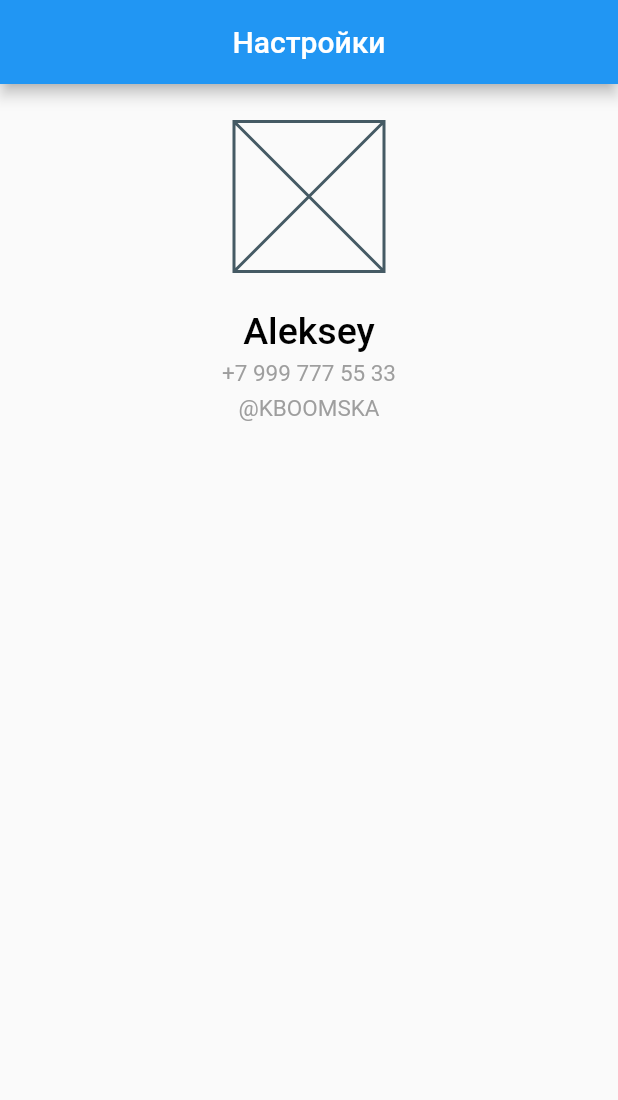
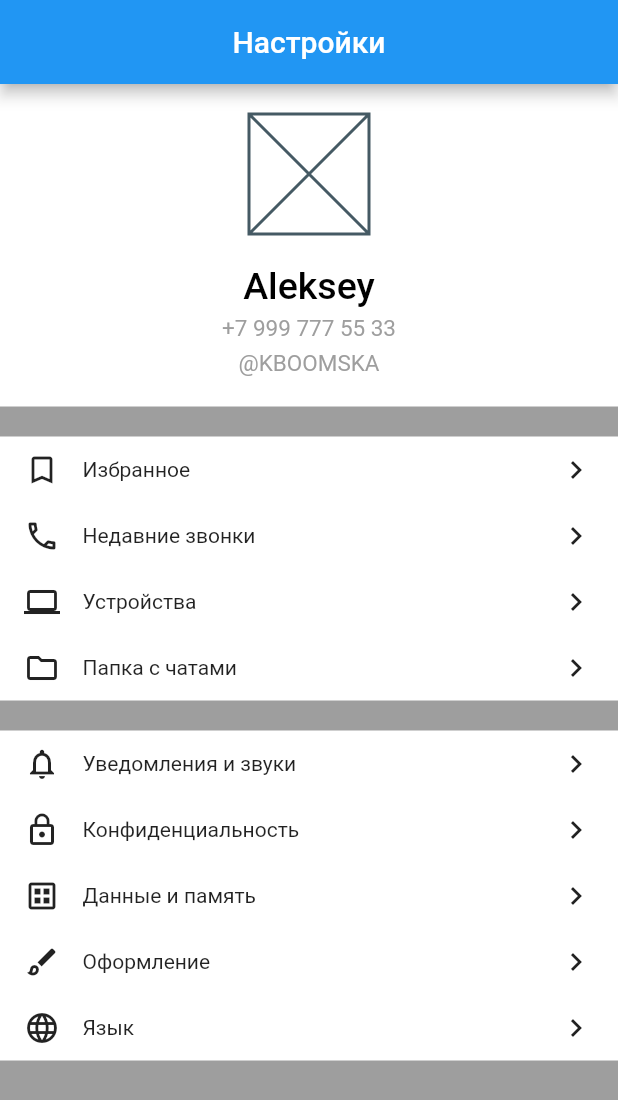
Before and after one commit to kboomska/flutter-basics, a Flutter app: the screen it shows after launch, on a phone screen of 412 x 824 dp. Shown: the top 1100 px of the screen. Run offline on Flutter 3.47's test engine with Material 2 defaults, Android fonts, the phone set to English and light mode, and no system bars.

Commit message:
Lesson 21: Basic Layout. Row, Expanded, Icon

```diff
--- a/lesson_1_first_app/lib/widgets/user_profile.dart
+++ b/lesson_1_first_app/lib/widgets/user_profile.dart
@@ -1,11 +1,27 @@
 import 'package:flutter/material.dart';
 
 class UserProfile extends StatelessWidget {
-  const UserProfile({super.key});
+  static const List<MenuRowData> firstMenuRow = [
+    MenuRowData(Icons.bookmark_outline, 'Избранное'),
+    MenuRowData(Icons.call_outlined, 'Недавние звонки'),
+    MenuRowData(Icons.computer_outlined, 'Устройства'),
+    MenuRowData(Icons.folder_outlined, 'Папка с чатами'),
+  ];
+
+  static const List<MenuRowData> secondMenuRow = [
+    MenuRowData(Icons.notifications_outlined, 'Уведомления и звуки'),
+    MenuRowData(Icons.lock_outline, 'Конфиденциальность'),
+    MenuRowData(Icons.dataset_outlined, 'Данные и память'),
+    MenuRowData(Icons.brush_outlined, 'Оформление'),
+    MenuRowData(Icons.language_outlined, 'Язык'),
+  ];
+
+  const UserProfile();
 
   @override
   Widget build(BuildContext context) {
     return Scaffold(
+      backgroundColor: Colors.grey,
       appBar: AppBar(
         title: Text('Настройки'),
         centerTitle: true,
@@ -17,16 +33,96 @@ class UserProfile extends StatelessWidget {
           crossAxisAlignment: CrossAxisAlignment.center,
           verticalDirection: VerticalDirection.down,
           children: [
-            SizedBox(height: 25),
-            _AvatarWidget(),
-            SizedBox(height: 25),
-            _UserNameWidget(),
-            SizedBox(height: 5),
-            _UserPhoneWidget(),
-            SizedBox(height: 5),
-            _UserNickNameWidget(),
+            _UserInfo(),
+            SizedBox(height: 20),
+            _MenuWidget(menuRow: firstMenuRow),
+            SizedBox(height: 20),
+            _MenuWidget(menuRow: secondMenuRow),
           ],
         ),
+      ),
+    );
+  }
+}
+
+class MenuRowData {
+  final IconData icon;
+  final String text;
+
+  const MenuRowData(this.icon, this.text);
+}
+
+class _MenuWidget extends StatelessWidget {
+  final List<MenuRowData> menuRow;
+
+  const _MenuWidget({
+    Key? key,
+    required this.menuRow,
+  }) : super(key: key);
+
+  @override
+  Widget build(BuildContext context) {
+    return Container(
+      color: Colors.white,
+      width: double.infinity,
+      child: Column(
+        children: menuRow.map((data) => _MenuWidgetRow(data: data)).toList(),
+      ),
+    );
+  }
+}
+
+class _MenuWidgetRow extends StatelessWidget {
+  final MenuRowData data;
+
+  const _MenuWidgetRow({
+    super.key,
+    required this.data,
+  });
+
+  @override
+  Widget build(BuildContext context) {
+    return Padding(
+      padding: EdgeInsets.symmetric(
+        horizontal: 16,
+        vertical: 10,
+      ),
+      child: Row(
+        mainAxisSize: MainAxisSize.max,
+        mainAxisAlignment: MainAxisAlignment.spaceBetween,
+        children: [
+          Icon(data.icon),
+          SizedBox(width: 15),
+          Expanded(
+            child: Text(data.text),
+          ),
+          Icon(Icons.chevron_right),
+        ],
+      ),
+    );
+  }
+}
+
+class _UserInfo extends StatelessWidget {
+  const _UserInfo({super.key});
+
+  @override
+  Widget build(BuildContext context) {
+    return Container(
+      color: Colors.white,
+      width: double.infinity,
+      child: Column(
+        children: [
+          SizedBox(height: 20),
+          _AvatarWidget(),
+          SizedBox(height: 20),
+          _UserNameWidget(),
+          SizedBox(height: 5),
+          _UserPhoneWidget(),
+          SizedBox(height: 5),
+          _UserNickNameWidget(),
+          SizedBox(height: 20),
+        ],
       ),
     );
   }
@@ -94,8 +190,8 @@ class _AvatarWidget extends StatelessWidget {
   @override
   Widget build(BuildContext context) {
     return Container(
-      width: 100,
-      height: 100,
+      width: 80,
+      height: 80,
       child: Placeholder(),
     );
   }
```
